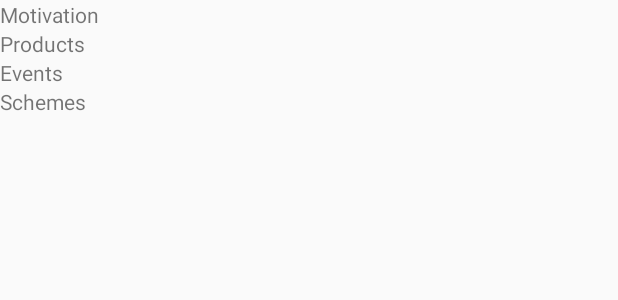
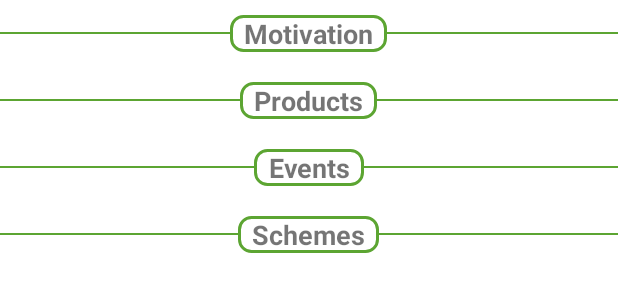
Before and after one commit to rkroshan/MIHE, an Android app: the layout feed_frag.xml on its own in the app's theme, with its tools: preview values and no code run, on a phone screen of 412 x 824 dp. Shown: the top 300 px of the screen. Run offline under Robolectric (Android 15) with nearby library versions, the phone set to English and light mode, and no system bars.

Commit message:
Improved Layout

```diff
--- /dev/null
+++ b/app/src/main/res/drawable/rounded_rectangle.xml
@@ -0,0 +1,14 @@
+<shape xmlns:android="http://schemas.android.com/apk/res/android"
+android:shape="rectangle" >
+
+<solid android:color="#ffffff" />
+
+<corners
+    android:bottomLeftRadius="8dp"
+    android:bottomRightRadius="8dp"
+    android:topLeftRadius="8dp"
+    android:topRightRadius="8dp" />
+    <stroke
+        android:width="2dip"
+        android:color="@color/color_green" />
+</shape>
--- a/app/src/main/res/layout/events_element_view.xml
+++ b/app/src/main/res/layout/events_element_view.xml
@@ -6,12 +6,18 @@
     <LinearLayout
         android:layout_width="match_parent"
         android:orientation="vertical"
-        android:layout_height="wrap_content">
+        android:layout_height="wrap_content"
+        android:layout_marginBottom="10dp"
+        android:layout_marginTop="10dp"
+
+        >
 
         <ImageView
             android:id="@+id/event_imageview"
             android:layout_width="match_parent"
             android:layout_height="120dp"
+            android:background="@drawable/rounded_rectangle"
+            android:layout_margin="8dp"
             android:src="@mipmap/ic_launcher" />
 
         <TextView
@@ -19,6 +25,7 @@
             android:layout_width="match_parent"
             android:layout_height="wrap_content"
             android:text="Pratibimb"
+            android:gravity="center_horizontal"
             android:textAppearance="?android:textAppearanceMedium"
             android:textColor="#000" />
 
@@ -51,6 +58,7 @@
                 android:id="@+id/event_details"
                 android:layout_width="0dp"
                 android:layout_weight="1"
+
                 android:layout_height="wrap_content"
                 android:text="VIEW DETAILS"/>
         </LinearLayout>
--- a/app/src/main/res/layout/feed_frag.xml
+++ b/app/src/main/res/layout/feed_frag.xml
@@ -9,42 +9,122 @@
         android:layout_width="match_parent"
         android:layout_height="match_parent"
         android:orientation="vertical"
-        android:paddingBottom="80dp">
+        android:paddingBottom="80dp"
+        android:background="#fff"
+        >
+<RelativeLayout
+    android:layout_width="match_parent"
+    android:layout_height="wrap_content">
+
+    <View
+        android:layout_width="match_parent"
+        android:layout_height="1dp"
+        android:layout_centerVertical="true"
+        android:layout_marginTop="25dp"
+        android:background="@color/color_green"/>
 
         <TextView
-            android:layout_width="match_parent"
+            android:layout_width="wrap_content"
             android:layout_height="wrap_content"
-            android:text="Motivation" />
-
+            android:text="  Motivation  "
+            android:layout_marginTop="20dp"
+            android:textStyle="bold"
+            android:textSize="18dp"
+            android:background="@drawable/rounded_rectangle"
+            android:layout_centerHorizontal="true"
+            android:layout_centerVertical="true"
+            android:gravity="center_horizontal"
+            />
+</RelativeLayout>
         <android.support.v7.widget.RecyclerView
             android:id="@+id/motivation_recyclerview"
             android:layout_width="wrap_content"
             android:layout_height="wrap_content"/>
+        <RelativeLayout
+            android:layout_width="match_parent"
+            android:layout_height="wrap_content">
+
+        <View
+            android:layout_width="match_parent"
+            android:layout_height="1dp"
+            android:layout_centerVertical="true"
+            android:layout_marginTop="25dp"
+            android:background="@color/color_green"/>
 
         <TextView
-            android:layout_width="match_parent"
+            android:layout_width="wrap_content"
             android:layout_height="wrap_content"
-            android:text="Products" />
+            android:text="  Products  "
+            android:layout_marginTop="20dp"
+            android:textStyle="bold"
+            android:textSize="18dp"
+            android:background="@drawable/rounded_rectangle"
+            android:layout_centerHorizontal="true"
+            android:layout_centerVertical="true"
+            android:gravity="center_horizontal"
+            />
+        </RelativeLayout>
+
 
         <android.support.v7.widget.RecyclerView
             android:id="@+id/product_recyclerciew"
             android:layout_width="wrap_content"
             android:layout_height="wrap_content"/>
+        <RelativeLayout
+            android:layout_width="match_parent"
+            android:layout_height="wrap_content">
 
-        <TextView
-            android:layout_width="match_parent"
-            android:layout_height="wrap_content"
-            android:text="Events" />
+            <View
+                android:layout_width="match_parent"
+                android:layout_height="1dp"
+                android:layout_centerVertical="true"
+                android:layout_marginTop="25dp"
+                android:background="@color/color_green"/>
 
-        <android.support.v7.widget.RecyclerView
+            <TextView
+                android:layout_width="wrap_content"
+                android:layout_height="wrap_content"
+            android:text="  Events  "
+            android:layout_marginTop="20dp"
+            android:textStyle="bold"
+            android:textSize="18dp"
+            android:background="@drawable/rounded_rectangle"
+            android:layout_centerHorizontal="true"
+            android:layout_centerVertical="true"
+            android:gravity="center_horizontal"
+            />
+    </RelativeLayout>
+
+
+    <android.support.v7.widget.RecyclerView
             android:id="@+id/events_recyclerview"
             android:layout_width="wrap_content"
             android:layout_height="wrap_content"/>
 
+        <RelativeLayout
+            android:layout_width="match_parent"
+            android:layout_height="wrap_content">
+
+        <View
+            android:layout_width="match_parent"
+            android:layout_height="1dp"
+            android:layout_centerVertical="true"
+            android:layout_marginTop="25dp"
+            android:background="@color/color_green"/>
+
         <TextView
-            android:layout_width="match_parent"
+            android:layout_width="wrap_content"
             android:layout_height="wrap_content"
-            android:text="Schemes" />
+            android:text="  Schemes  "
+            android:layout_marginTop="20dp"
+            android:textStyle="bold"
+            android:textSize="18dp"
+            android:background="@drawable/rounded_rectangle"
+            android:layout_centerHorizontal="true"
+            android:layout_centerVertical="true"
+            android:gravity="center_horizontal"
+            />
+        </RelativeLayout>
 
         <android.support.v7.widget.RecyclerView
             android:id="@+id/schemes_recyclerview"
--- a/app/src/main/res/layout/motivation_post.xml
+++ b/app/src/main/res/layout/motivation_post.xml
@@ -2,13 +2,17 @@
 <LinearLayout xmlns:android="http://schemas.android.com/apk/res/android"
     android:layout_width="match_parent"
     android:orientation="vertical"
-    android:layout_height="match_parent">
+    android:layout_height="match_parent"
+    android:layout_marginBottom="15dp"
+
+    >
 
     <ImageView
         android:id="@+id/motivation_post_imageview"
         android:layout_gravity="center"
         android:layout_width="match_parent"
         android:layout_height="240dp"
+        android:background="@drawable/rounded_rectangle"
         android:src="@mipmap/ic_launcher"/>
     <EditText
         android:id="@+id/motivation_post_textview"
--- a/app/src/main/res/layout/motivations_element_view.xml
+++ b/app/src/main/res/layout/motivations_element_view.xml
@@ -7,12 +7,17 @@
     <LinearLayout
         android:layout_width="match_parent"
         android:orientation="vertical"
-        android:layout_height="wrap_content">
+        android:layout_height="wrap_content"
+        android:layout_marginBottom="15dp"
+
+        >
 
     <ImageView
         android:id="@+id/motivation_imageview"
         android:layout_width="match_parent"
         android:layout_height="240dp"
+        android:background="@drawable/rounded_rectangle"
+        android:layout_margin="8dp"
         android:src="@mipmap/ic_launcher"
         android:scaleType="fitXY"/>
 
--- a/app/src/main/res/layout/products_element_view.xml
+++ b/app/src/main/res/layout/products_element_view.xml
@@ -13,6 +13,8 @@
             android:id="@+id/product_imageview"
             android:layout_width="match_parent"
             android:layout_height="120dp"
+            android:background="@drawable/rounded_rectangle"
+            android:layout_margin="8dp"
             android:src="@mipmap/ic_launcher"/>
         <TextView
             android:id="@+id/product_category"
--- a/app/src/main/res/layout/schemes_element_view.xml
+++ b/app/src/main/res/layout/schemes_element_view.xml
@@ -7,7 +7,11 @@
     <LinearLayout
         android:layout_width="match_parent"
         android:layout_height="wrap_content"
-        android:orientation="vertical">
+        android:orientation="vertical"
+
+        android:background="@drawable/rounded_rectangle"
+        android:layout_margin="8dp"
+        >
 
         <TextView
             android:id="@+id/scheme_name"
--- a/app/src/main/res/values/colors.xml
+++ b/app/src/main/res/values/colors.xml
@@ -1,6 +1,6 @@
 <?xml version="1.0" encoding="utf-8"?>
 <resources>
-    <color name="colorPrimary">#3F51B5</color>
+    <color name="colorPrimary">#2799F3</color>
     <color name="colorPrimaryDark">#303F9F</color>
     <color name="colorAccent">#FF4081</color>
 
@@ -11,6 +11,7 @@
     <color name="color5">#FFAA89</color>
     <color name="color6">#FDA855</color>
     <color name="bottom_nav">#2797F7</color>
+    <color name="color_green">#5CA532</color>
 
 
 
```
